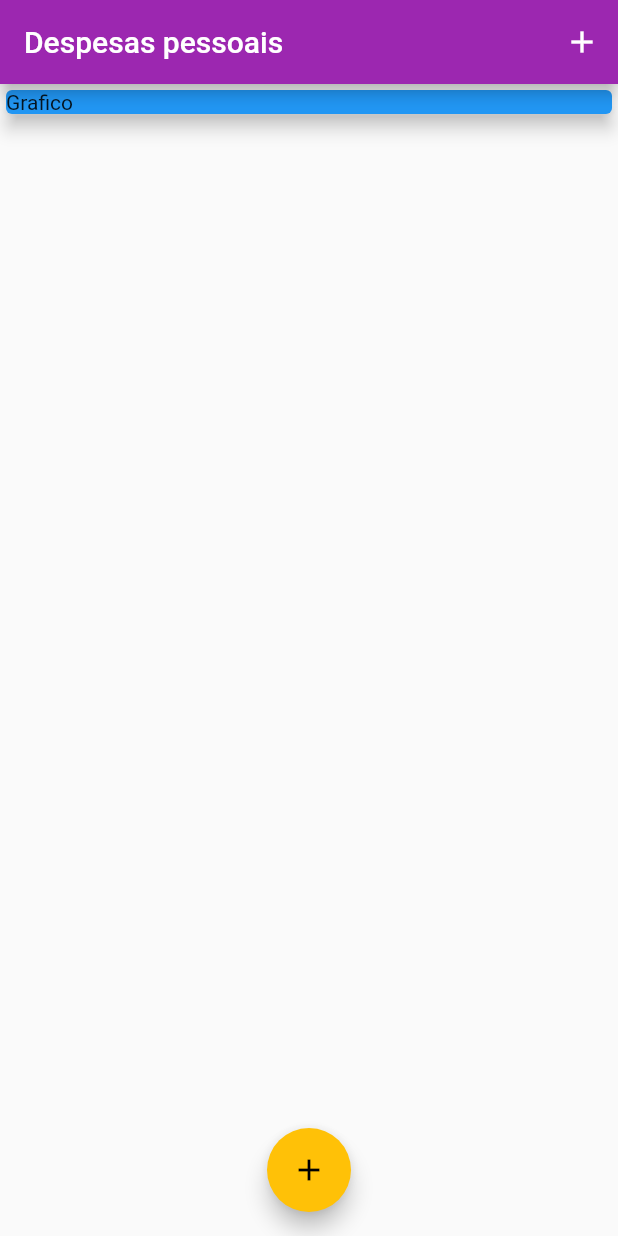
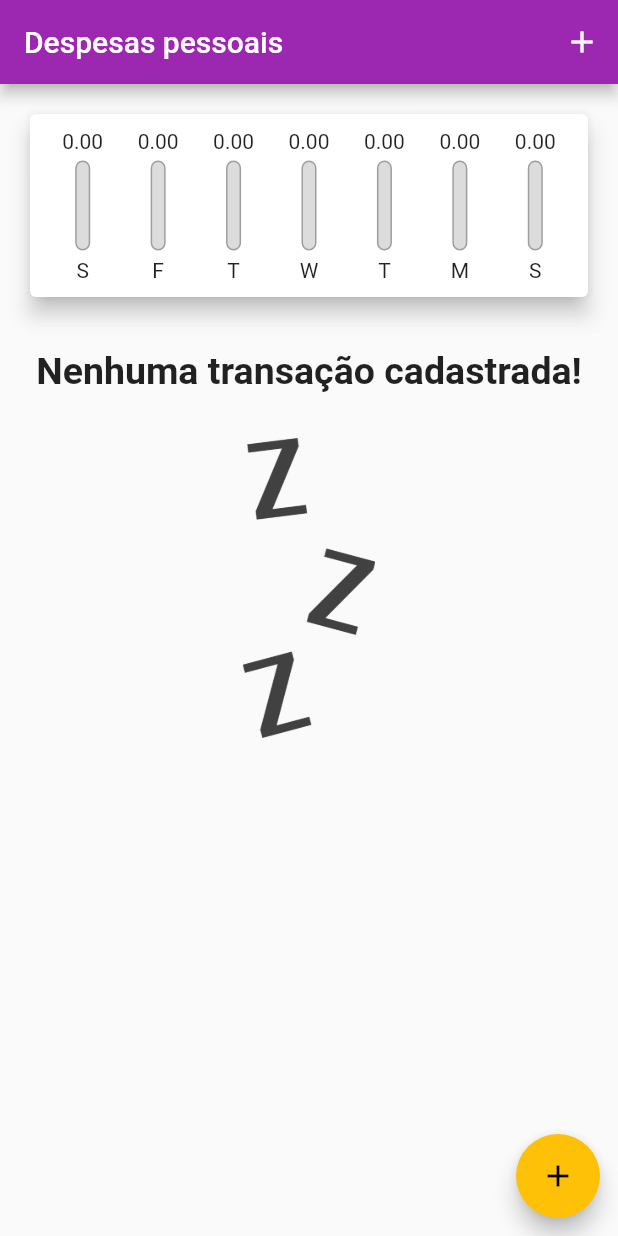
Before and after one commit to nereuneto/financeiroApp, a Flutter app: the screen it shows after launch, on a phone screen of 412 x 824 dp. Run offline on Flutter 3.47's test engine with Material 2 defaults, Android fonts, the light colour scheme and no system bars.

Commit message:
Criado componente chart

```diff
--- /dev/null
+++ b/lib/components/chart.dart
@@ -0,0 +1,66 @@
+import 'package:financas/components/chart_bar.dart';
+import 'package:financas/models/transaction.dart';
+import 'package:flutter/material.dart';
+import 'package:intl/intl.dart';
+
+class Chart extends StatelessWidget {
+  final List<Transaction> recentTransaction;
+
+  Chart(this.recentTransaction);
+
+  List<Map<String, Object>> get groupedTransactions {
+    return List.generate(7, (index) {
+      final weekDay = DateTime.now().subtract(
+        Duration(
+          days: index,
+        ),
+      );
+
+      double totalSum = 0.0;
+
+      recentTransaction.forEach((element) {
+        bool sameDay = element.date.day == weekDay.day;
+        bool sameMonth = element.date.month == weekDay.month;
+        bool sameYear = element.date.year == weekDay.year;
+
+        if (sameDay && sameMonth && sameYear) {
+          totalSum += element.value;
+        }
+      });
+
+      return {
+        'day': DateFormat.E().format(weekDay)[0],
+        'value': totalSum,
+      };
+    });
+  }
+
+  double get _weekTotalValue {
+    return groupedTransactions.fold(0.0, (acc, element) {
+      return acc + (element['value'] as double);
+    });
+  }
+
+  @override
+  Widget build(BuildContext context) {
+    return Card(
+      elevation: 6,
+      margin: EdgeInsets.all(20),
+      child: Padding(
+        padding: const EdgeInsets.all(10.0),
+        child: Row(
+          mainAxisAlignment: MainAxisAlignment.spaceAround,
+          children: groupedTransactions.map((element) {
+            return Flexible(
+              fit: FlexFit.tight,
+              child: ChartBar(
+                  label: element['day'].toString(),
+                  value: double.parse(element['value'].toString()),
+                  percent: (element['value'] as double) / _weekTotalValue),
+            );
+          }).toList(),
+        ),
+      ),
+    );
+  }
+}
--- /dev/null
+++ b/lib/components/chart_bar.dart
@@ -0,0 +1,55 @@
+import 'package:flutter/material.dart';
+
+class ChartBar extends StatelessWidget {
+  final String label;
+  final double value;
+  final double percent;
+
+  ChartBar({
+    required this.label,
+    required this.value,
+    required this.percent,
+  });
+
+  @override
+  Widget build(BuildContext context) {
+    return Column(
+      children: [
+        FittedBox(
+          child: Text('${value.toStringAsFixed(2)}'),
+        ),
+        SizedBox(height: 5),
+        Container(
+          height: 60,
+          width: 10,
+          child: Stack(
+            alignment: Alignment.bottomCenter,
+            children: [
+              Container(
+                decoration: BoxDecoration(
+                  border: Border.all(
+                    color: Colors.grey,
+                    width: 1.0,
+                  ),
+                  color: Color.fromRGBO(220, 220, 220, 1),
+                  borderRadius: BorderRadius.circular(5),
+                ),
+              ),
+              FractionallySizedBox(
+                heightFactor: percent,
+                child: Container(
+                  decoration: BoxDecoration(
+                    color: Colors.purple,
+                    borderRadius: BorderRadius.circular(5),
+                  ),
+                ),
+              )
+            ],
+          ),
+        ),
+        SizedBox(height: 5),
+        Text(label),
+      ],
+    );
+  }
+}
--- a/lib/components/transaction_list.dart
+++ b/lib/components/transaction_list.dart
@@ -11,7 +11,32 @@ class TransactionList extends StatelessWidget {
   Widget build(BuildContext context) {
     return Container(
       height: 300,
-      child: ListView.builder(
+      child: transactions.isEmpty
+          ? Column(
+              children: [
+                SizedBox(
+                  height: 15,
+                ),
+                Text(
+                  'Nenhuma transação cadastrada!',
+                  style: TextStyle(
+                    fontSize: 25,
+                    fontWeight: FontWeight.bold,
+                  ),
+                ),
+                SizedBox(
+                  height: 30,
+                ),
+                Container(
+                  height: 200,
+                  child: Image.asset(
+                    'assets/image/waiting.png',
+                    fit: BoxFit.cover,
+                  ),
+                ),
+              ],
+            )
+          : ListView.builder(
               itemCount: transactions.length,
               itemBuilder: (ctx, index) {
                 final tr = transactions[index];
@@ -19,7 +44,8 @@ class TransactionList extends StatelessWidget {
                   child: Row(
                     children: <Widget>[
                       Container(
-                  margin: EdgeInsets.symmetric(horizontal: 15, vertical: 10),
+                        margin:
+                            EdgeInsets.symmetric(horizontal: 15, vertical: 10),
                         decoration: BoxDecoration(
                           border: Border.all(
                             color: Theme.of(context).primaryColor,
--- a/lib/main.dart
+++ b/lib/main.dart
@@ -1,3 +1,4 @@
+import 'package:financas/components/chart.dart';
 import 'package:financas/components/transaction_form.dart';
 import 'package:flutter/material.dart';
 import 'package:financas/components/transaction_list.dart';
@@ -16,6 +17,15 @@ class FinancasApp extends StatelessWidget {
       theme: ThemeData(
         primarySwatch: Colors.purple,
         accentColor: Colors.amber,
+        //fontFamily: 'SUA FONTE',
+        // appBarTheme: AppBarTheme(
+        //   textTheme: ThemeData.light().textTheme.copyWith(
+        //         headline5: TextStyle(
+        //           fontSize: 25,
+        //           fontWeight: FontWeight.bold,
+        //         ),
+        //       ),
+        // ),
       ),
       debugShowCheckedModeBanner: false,
     );
@@ -29,6 +39,14 @@ class MyHomePage extends StatefulWidget {
 
 class _MyHomePageState extends State<MyHomePage> {
   List<Transaction> _transactions = [];
+
+  List<Transaction> get _recentTransactions {
+    return _transactions.where((element) {
+      return element.date.isAfter(DateTime.now().subtract(
+        Duration(days: 7),
+      ));
+    }).toList();
+  }
 
   _addTransaction(String title, double value) {
     final newTransaction = Transaction(
@@ -68,13 +86,7 @@ class _MyHomePageState extends State<MyHomePage> {
         child: Column(
           crossAxisAlignment: CrossAxisAlignment.stretch,
           children: <Widget>[
-            Container(
-              child: Card(
-                color: Colors.blue,
-                child: Text('Grafico'),
-                elevation: 5,
-              ),
-            ),
+            Chart(_recentTransactions),
             TransactionList(_transactions),
           ],
         ),
@@ -83,7 +95,7 @@ class _MyHomePageState extends State<MyHomePage> {
         child: Icon(Icons.add),
         onPressed: () => _openTransactionFormModal(context),
       ),
-      floatingActionButtonLocation: FloatingActionButtonLocation.centerFloat,
+      floatingActionButtonLocation: FloatingActionButtonLocation.miniEndFloat,
     );
   }
 }
--- a/pubspec.yaml
+++ b/pubspec.yaml
@@ -46,9 +46,8 @@ flutter:
   uses-material-design: true
 
   # To add assets to your application, add an assets section, like this:
-  # assets:
-  #   - images/a_dot_burr.jpeg
-  #   - images/a_dot_ham.jpeg
+  assets:
+   - assets/image/waiting.png
 
   # An image asset can refer to one or more resolution-specific "variants", see
   # https://flutter.dev/assets-and-images/#resolution-aware.
```
Also changed, not shown: assets/image/waiting.png (added). Lines whose indentation alone changed are shown as unchanged.
